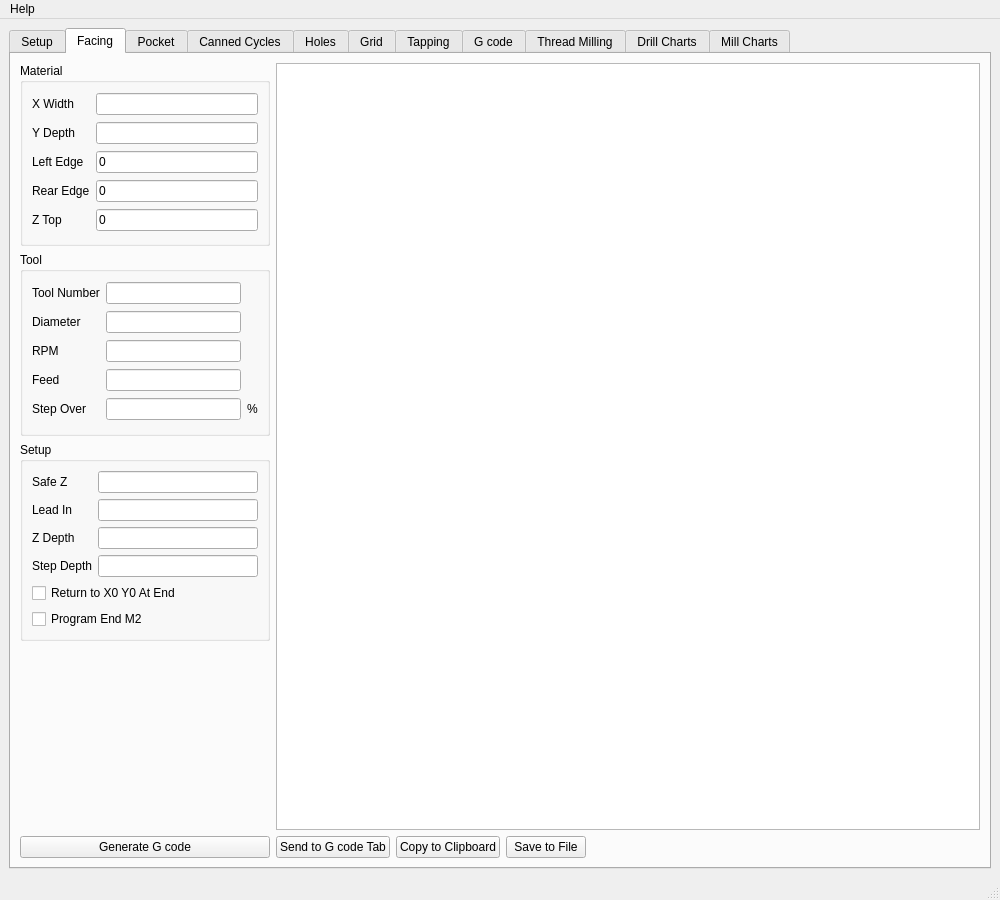
jethornton/gcode, file gcode/src/gcode.ui: the form before one commit.
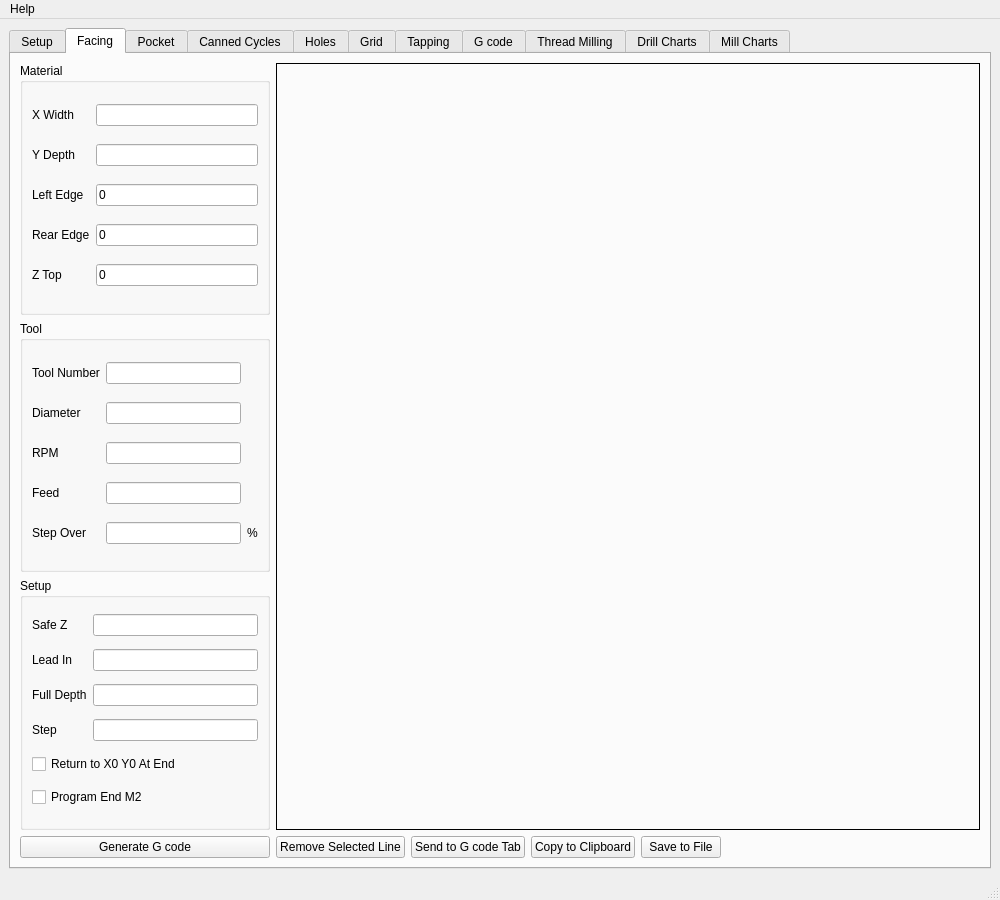
The form after the commit. The open tabs and pages were chosen to show the change.

```diff
--- a/gcode/src/gcode.ui
+++ b/gcode/src/gcode.ui
@@ -317,7 +317,7 @@
           </layout>
          </widget>
         </item>
-        <item row="4" column="0">
+        <item row="3" column="0">
          <widget class="QPushButton" name="faceGeneratePB">
           <property name="text">
            <string>Generate G code</string>
@@ -428,7 +428,7 @@
           </layout>
          </widget>
         </item>
-        <item row="4" column="4">
+        <item row="3" column="5">
          <spacer name="horizontalSpacer">
           <property name="orientation">
            <enum>Qt::Horizontal</enum>
@@ -441,7 +441,7 @@
           </property>
          </spacer>
         </item>
-        <item row="4" column="2">
+        <item row="3" column="3">
          <widget class="QPushButton" name="faceCopyPB">
           <property name="text">
            <string>Copy to Clipboard</string>
@@ -463,7 +463,7 @@
            <item row="3" column="1">
             <widget class="QLineEdit" name="faceStepDepth">
              <property name="name" stdset="0">
-              <string>Step Depth</string>
+              <string>Step</string>
              </property>
             </widget>
            </item>
@@ -487,21 +487,21 @@
            <item row="2" column="0">
             <widget class="QLabel" name="label_12">
              <property name="text">
-              <string>Z Depth</string>
+              <string>Full Depth</string>
              </property>
             </widget>
            </item>
            <item row="2" column="1">
-            <widget class="QLineEdit" name="faceCutDepth">
+            <widget class="QLineEdit" name="faceFullDepth">
              <property name="name" stdset="0">
-              <string>Cut Depth</string>
+              <string>Full Depth</string>
              </property>
             </widget>
            </item>
            <item row="3" column="0">
             <widget class="QLabel" name="label_13">
              <property name="text">
-              <string>Step Depth</string>
+              <string>Step</string>
              </property>
             </widget>
            </item>
@@ -513,7 +513,11 @@
             </widget>
            </item>
            <item row="0" column="1">
-            <widget class="QLineEdit" name="faceSafeZ"/>
+            <widget class="QLineEdit" name="faceSafeZ">
+             <property name="name" stdset="0">
+              <string>Safe Z</string>
+             </property>
+            </widget>
            </item>
            <item row="6" column="0" colspan="2">
             <widget class="QCheckBox" name="faceProgEndCB">
@@ -532,35 +536,34 @@
           </layout>
          </widget>
         </item>
-        <item row="4" column="3">
+        <item row="3" column="4">
          <widget class="QPushButton" name="faceSavePB">
           <property name="text">
            <string>Save to File</string>
           </property>
          </widget>
         </item>
-        <item row="4" column="1">
+        <item row="3" column="2">
          <widget class="QPushButton" name="faceSendPB">
           <property name="text">
            <string>Send to G code Tab</string>
           </property>
          </widget>
         </item>
-        <item row="0" column="1" rowspan="4" colspan="4">
-         <widget class="QPlainTextEdit" name="facePTE">
-          <property name="minimumSize">
-           <size>
-            <width>500</width>
-            <height>0</height>
-           </size>
+        <item row="3" column="1">
+         <widget class="QPushButton" name="faceRemovePB">
+          <property name="text">
+           <string>Remove Selected Line</string>
           </property>
-          <property name="font">
-           <font>
-            <family>Courier</family>
-            <pointsize>12</pointsize>
-            <weight>75</weight>
-            <bold>true</bold>
-           </font>
+         </widget>
+        </item>
+        <item row="0" column="1" rowspan="3" colspan="5">
+         <widget class="QFrame" name="faceingFM">
+          <property name="frameShape">
+           <enum>QFrame::Box</enum>
+          </property>
+          <property name="frameShadow">
+           <enum>QFrame::Plain</enum>
           </property>
          </widget>
         </item>
@@ -2040,13 +2043,16 @@
          </spacer>
         </item>
         <item row="0" column="0" rowspan="3">
-         <widget class="QWidget" name="gcodeFrame" native="true">
+         <widget class="QFrame" name="gcodeFM">
           <property name="sizePolicy">
            <sizepolicy hsizetype="Expanding" vsizetype="Preferred">
             <horstretch>0</horstretch>
             <verstretch>0</verstretch>
            </sizepolicy>
           </property>
+          <property name="frameShape">
+           <enum>QFrame::Box</enum>
+          </property>
          </widget>
         </item>
        </layout>
@@ -2346,8 +2352,8 @@
         </property>
         <property name="geometry">
          <rect>
-          <x>20</x>
-          <y>80</y>
+          <x>10</x>
+          <y>90</y>
           <width>96</width>
           <height>105</height>
          </rect>
```
Left out of the diff: 3 changed lines with no effect on the pictures.
